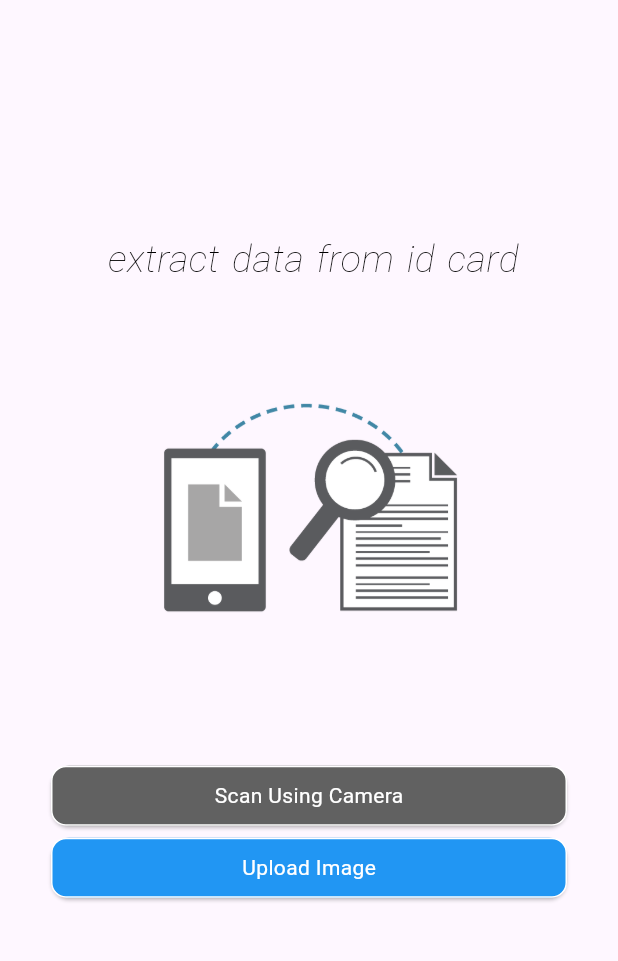
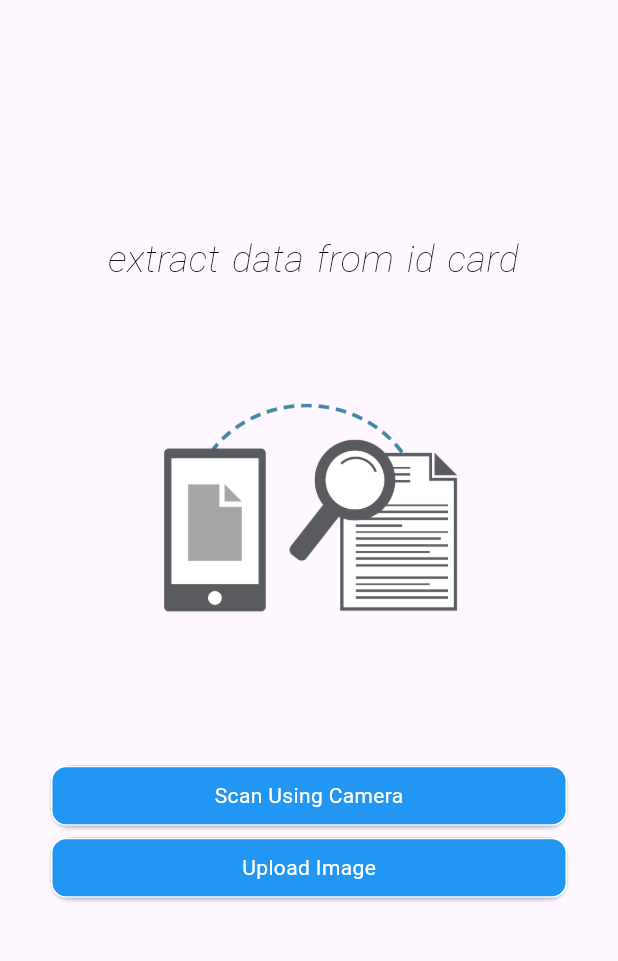
Before and after one commit to hajarST/Swift-Lens-Mobile, a Flutter app: the screen it shows after launch, on a phone screen of 412 x 824 dp, the part 84-1045 px from its top. Run offline on Flutter 3.47's test engine with Material 3 defaults, Android fonts, the phone set to English and light mode, and no system bars; our stand-ins replace flutter_easyloading, image_picker.

Commit message:
update Scan

```diff
--- a/lib/utils/scan.dart
+++ b/lib/utils/scan.dart
@@ -13,7 +13,7 @@ class ScanPage extends StatelessWidget {
         return false;
       },
       child: Card(
-        color: Colors.grey.shade700,
+        color: Colors.blue,
         child: InkWell(
           onTap: () {
             _read(context);
```
